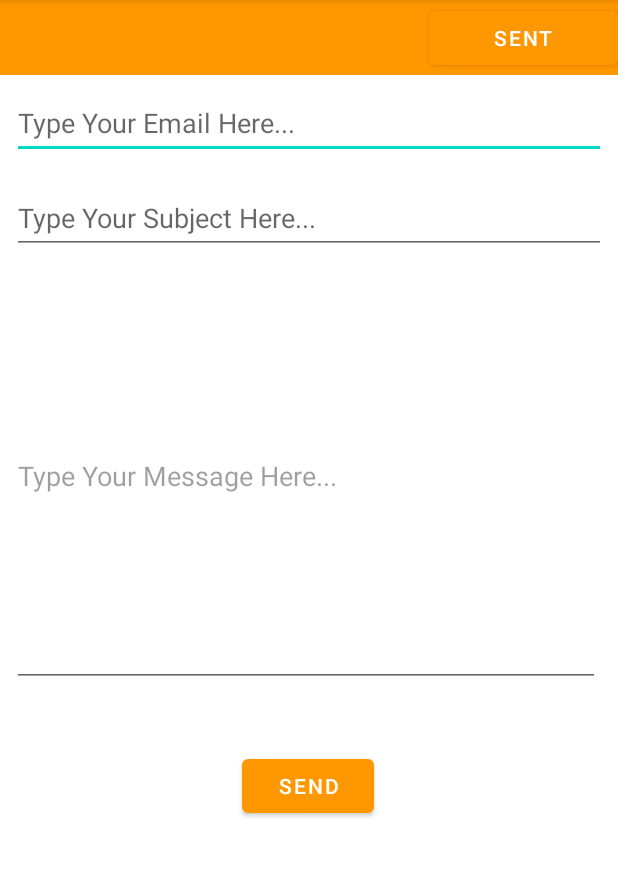
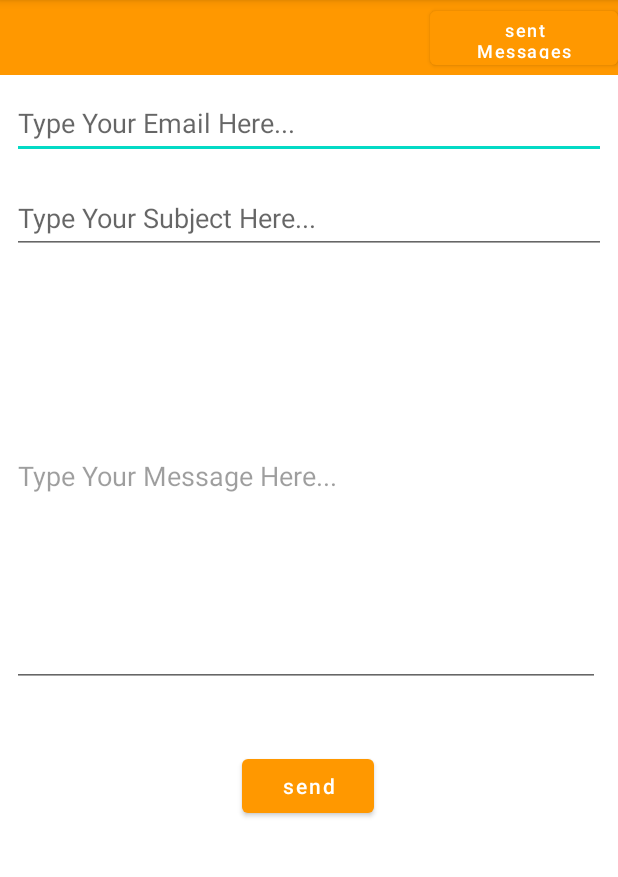
Before and after one commit to Greshanw/Online-Shopping-App, an Android app: the message screen opened directly, with no data from a screen before it, on a phone screen of 412 x 824 dp, the part 84-961 px from its top. Run offline under Robolectric (Android 15) with nearby library versions, the phone set to English and light mode, and no system bars; our stand-ins replace Firebase (no records; nobody signed in at launch, a user with empty details on screens opened directly); Roboto replaces fonts that are not available here.

Commit message:
message part 3

```diff
--- a/app/src/main/res/layout/message.xml
+++ b/app/src/main/res/layout/message.xml
@@ -20,9 +20,12 @@
 
         <Button
             android:id="@+id/button3"
-            android:layout_width="126dp"
+            android:layout_width="125dp"
             android:layout_height="48dp"
-            android:text="@string/senttext"
+            android:text="@string/sent_messages1"
+            android:textAllCaps="false"
+
+            android:textSize="12sp"
             app:backgroundTint="@color/msgbtn"
             app:iconTint="#FFFFFF"
             app:layout_constraintBottom_toBottomOf="parent"
@@ -67,7 +70,7 @@
         app:layout_constraintEnd_toEndOf="parent"
         app:layout_constraintStart_toStartOf="parent"
         app:layout_constraintTop_toBottomOf="@+id/email"
-        tools:ignore="TextContrastCheck"></EditText>
+        tools:ignore="TextContrastCheck" />
 
     <EditText
         android:id="@+id/message"
@@ -89,7 +92,7 @@
         app:layout_constraintStart_toStartOf="parent"
         app:layout_constraintTop_toBottomOf="@+id/subject"
         tools:ignore="TextContrastCheck"
-        tools:targetApi="p"></EditText>
+        tools:targetApi="p" />
 
     <Button
         android:id="@+id/button2"
@@ -99,6 +102,7 @@
         android:layout_marginTop="24dp"
         android:layout_marginBottom="202dp"
         android:text="@string/sendmessage"
+        android:textAllCaps="false"
         android:textColor="@color/white"
         app:backgroundTint="@color/msgbtn"
         app:layout_constraintBottom_toBottomOf="parent"
--- a/app/src/main/res/values/strings.xml
+++ b/app/src/main/res/values/strings.xml
@@ -70,4 +70,5 @@
     <string name="sentsubhint">Your Subject..</string>
     <string name="sentemail">Your Email..</string>
     <string name="deletetext">Delete</string>
+    <string name="sent_messages1">sent Messages</string>
 </resources>
```
